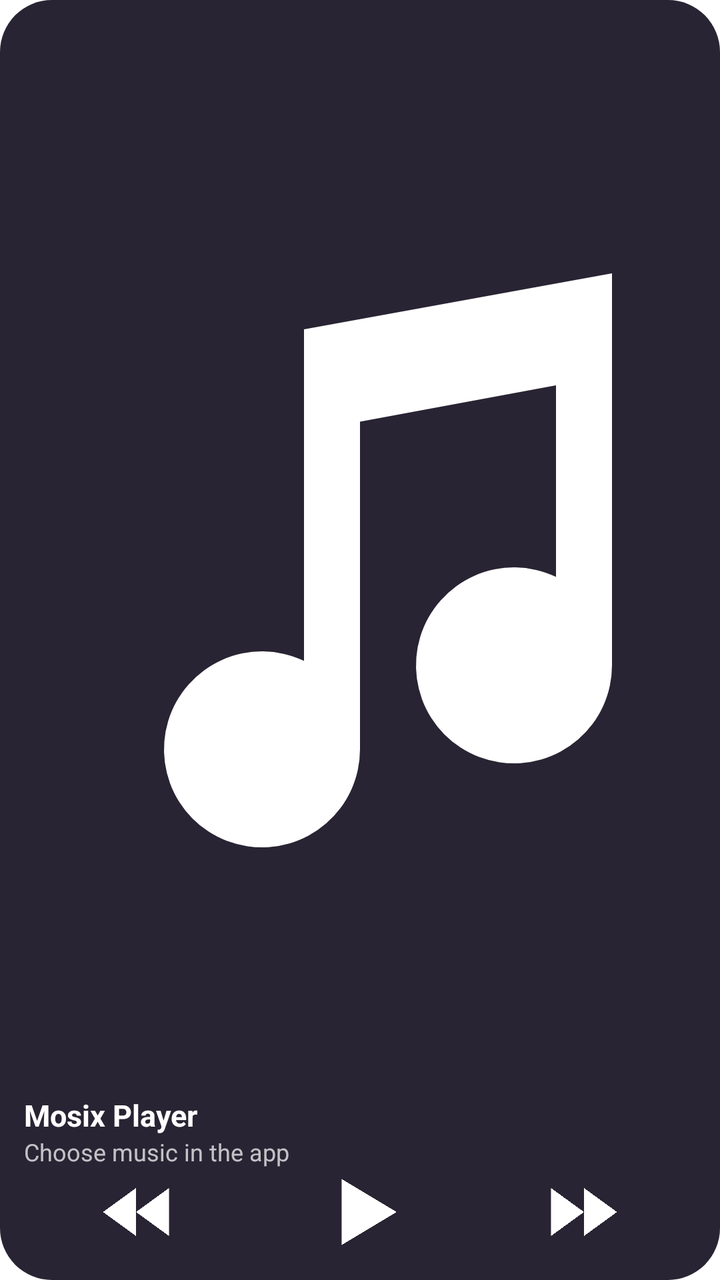
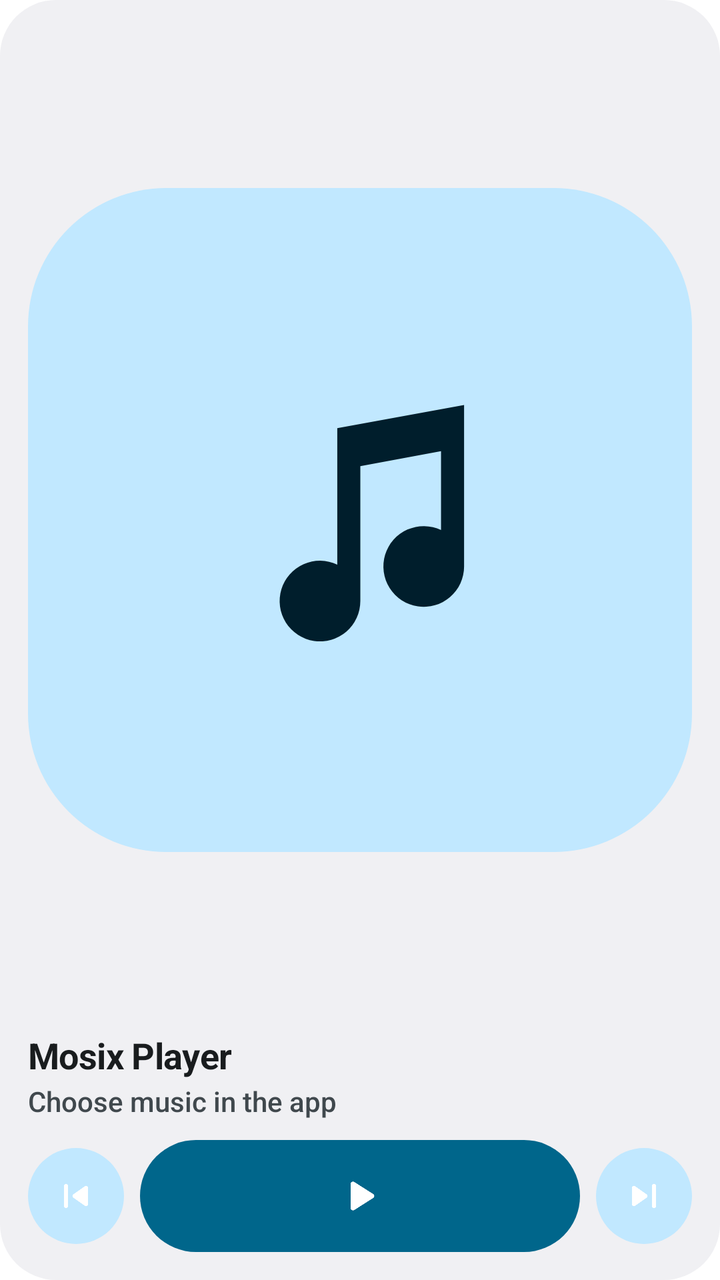

An Android layout rendered at two revisions. The XML below is the earlier revision; the diff shows what the commit changed to produce the second picture.
<!-- AndroidManifest.xml: fallback theme Theme.MaterialComponents.DayNight.NoActionBar -->
<!-- res/layout/widget_player.xml -->
<?xml version="1.0" encoding="utf-8"?>
<FrameLayout xmlns:android="http://schemas.android.com/apk/res/android"
    android:id="@+id/player_widget_root" android:layout_width="match_parent" android:layout_height="match_parent">
    <ImageView android:id="@+id/player_widget_background" android:layout_width="match_parent" android:layout_height="match_parent" android:scaleType="fitXY" android:src="@drawable/widget_player_background" android:importantForAccessibility="no" />
    <LinearLayout android:layout_width="match_parent" android:layout_height="match_parent" android:orientation="vertical" android:padding="12dp">
        <ImageView android:id="@+id/player_widget_art" android:layout_width="match_parent" android:layout_height="0dp" android:layout_weight="1" android:scaleType="fitCenter" android:src="@drawable/ic_widget_music" android:importantForAccessibility="no" />
        <TextView android:id="@+id/player_widget_title" android:layout_width="match_parent" android:layout_height="wrap_content" android:layout_marginTop="6dp" android:singleLine="true" android:ellipsize="end" android:text="@string/player_widget_name" android:textSize="15sp" android:textStyle="bold" android:textColor="#FFFFFF" />
        <TextView android:id="@+id/player_widget_artist" android:layout_width="match_parent" android:layout_height="wrap_content" android:singleLine="true" android:ellipsize="end" android:text="@string/player_widget_empty" android:textSize="12sp" android:textColor="#B8FFFFFF" />
        <LinearLayout android:layout_width="match_parent" android:layout_height="44dp" android:gravity="center" android:orientation="horizontal">
            <ImageButton android:id="@+id/player_widget_previous" android:layout_width="0dp" android:layout_weight="1" android:layout_height="match_parent" android:padding="4dp" android:background="@android:color/transparent" android:scaleType="fitCenter" android:src="@drawable/ic_widget_previous" android:contentDescription="@string/player_widget_previous" />
            <ImageButton android:id="@+id/player_widget_play" android:layout_width="0dp" android:layout_weight="1" android:layout_height="match_parent" android:padding="0dp" android:background="@android:color/transparent" android:scaleType="fitCenter" android:src="@drawable/ic_widget_play" android:contentDescription="@string/player_widget_play" />
            <ImageButton android:id="@+id/player_widget_next" android:layout_width="0dp" android:layout_weight="1" android:layout_height="match_parent" android:padding="4dp" android:background="@android:color/transparent" android:scaleType="fitCenter" android:src="@drawable/ic_widget_next" android:contentDescription="@string/player_widget_next" />
        </LinearLayout>
    </LinearLayout>
</FrameLayout>
<!-- resources referenced by this layout -->
<resources>
  <!-- drawable ic_widget_music (drawable) -->
  <vector xmlns:android="http://schemas.android.com/apk/res/android" android:width="24dp" android:height="24dp" android:viewportWidth="24" android:viewportHeight="24">
      <path android:fillColor="#FFFFFF" android:pathData="M10,4 L21,2 V16 A3.5,3.5 0,1 1,19 12.84 V6 L12,7.3 V19 A3.5,3.5 0,1 1,10 15.84 Z" />
  </vector>
  <!-- drawable ic_widget_next (drawable) -->
  <vector xmlns:android="http://schemas.android.com/apk/res/android" android:width="24dp" android:height="24dp" android:viewportWidth="24" android:viewportHeight="24">
      <path android:fillColor="#FFFFFF" android:pathData="M1,4 L12,12 L1,20 Z M12,4 L23,12 L12,20 Z" />
  </vector>
  <!-- drawable ic_widget_play (drawable) -->
  <vector xmlns:android="http://schemas.android.com/apk/res/android" android:width="24dp" android:height="24dp" android:viewportWidth="24" android:viewportHeight="24">
      <path android:fillColor="#FFFFFF" android:pathData="M7,3 L22,12 L7,21 Z" />
  </vector>
  <!-- drawable ic_widget_previous (drawable) -->
  <vector xmlns:android="http://schemas.android.com/apk/res/android" android:width="24dp" android:height="24dp" android:viewportWidth="24" android:viewportHeight="24">
      <path android:fillColor="#FFFFFF" android:pathData="M12,4 L1,12 L12,20 Z M23,4 L12,12 L23,20 Z" />
  </vector>
  <!-- drawable widget_player_background (drawable) -->
  <shape xmlns:android="http://schemas.android.com/apk/res/android" android:shape="rectangle">
      <solid android:color="#292433" />
      <corners android:radius="26dp" />
  </shape>
  <string name="player_widget_empty">Choose music in the app</string>
  <string name="player_widget_name">Mosix Player</string>
  <string name="player_widget_next">Next track</string>
  <string name="player_widget_play">Play</string>
  <string name="player_widget_previous">Previous track</string>
</resources>

<!-- the commit's change to res/layout/widget_player.xml (unified diff, before → after) -->
@@ -1,15 +1,47 @@
 <?xml version="1.0" encoding="utf-8"?>
 <FrameLayout xmlns:android="http://schemas.android.com/apk/res/android"
     android:id="@+id/player_widget_root" android:layout_width="match_parent" android:layout_height="match_parent">
-    <ImageView android:id="@+id/player_widget_background" android:layout_width="match_parent" android:layout_height="match_parent" android:scaleType="fitXY" android:src="@drawable/widget_player_background" android:importantForAccessibility="no" />
-    <LinearLayout android:layout_width="match_parent" android:layout_height="match_parent" android:orientation="vertical" android:padding="12dp">
-        <ImageView android:id="@+id/player_widget_art" android:layout_width="match_parent" android:layout_height="0dp" android:layout_weight="1" android:scaleType="fitCenter" android:src="@drawable/ic_widget_music" android:importantForAccessibility="no" />
-        <TextView android:id="@+id/player_widget_title" android:layout_width="match_parent" android:layout_height="wrap_content" android:layout_marginTop="6dp" android:singleLine="true" android:ellipsize="end" android:text="@string/player_widget_name" android:textSize="15sp" android:textStyle="bold" android:textColor="#FFFFFF" />
-        <TextView android:id="@+id/player_widget_artist" android:layout_width="match_parent" android:layout_height="wrap_content" android:singleLine="true" android:ellipsize="end" android:text="@string/player_widget_empty" android:textSize="12sp" android:textColor="#B8FFFFFF" />
-        <LinearLayout android:layout_width="match_parent" android:layout_height="44dp" android:gravity="center" android:orientation="horizontal">
-            <ImageButton android:id="@+id/player_widget_previous" android:layout_width="0dp" android:layout_weight="1" android:layout_height="match_parent" android:padding="4dp" android:background="@android:color/transparent" android:scaleType="fitCenter" android:src="@drawable/ic_widget_previous" android:contentDescription="@string/player_widget_previous" />
-            <ImageButton android:id="@+id/player_widget_play" android:layout_width="0dp" android:layout_weight="1" android:layout_height="match_parent" android:padding="0dp" android:background="@android:color/transparent" android:scaleType="fitCenter" android:src="@drawable/ic_widget_play" android:contentDescription="@string/player_widget_play" />
-            <ImageButton android:id="@+id/player_widget_next" android:layout_width="0dp" android:layout_weight="1" android:layout_height="match_parent" android:padding="4dp" android:background="@android:color/transparent" android:scaleType="fitCenter" android:src="@drawable/ic_widget_next" android:contentDescription="@string/player_widget_next" />
-        </LinearLayout>
+    <ImageView android:id="@+id/player_widget_background" android:layout_width="match_parent" android:layout_height="match_parent"
+        android:scaleType="fitXY" android:src="@drawable/widget_shape_container" android:tint="@color/widgetBackground" android:importantForAccessibility="no" />
+    <LinearLayout android:layout_width="match_parent" android:layout_height="match_parent"
+        android:orientation="vertical" android:padding="14dp">
+        <ImageView android:id="@+id/player_widget_art" android:layout_width="match_parent" android:layout_height="0dp" android:layout_weight="1"
+            android:scaleType="fitCenter" android:src="@drawable/widget_art_placeholder" android:importantForAccessibility="no" />
+        <TextView android:id="@+id/player_widget_title" android:layout_width="match_parent" android:layout_height="wrap_content"
+            android:layout_marginTop="12dp" android:ellipsize="end" android:fontFamily="sans-serif" android:includeFontPadding="false"
+            android:letterSpacing="-0.01" android:singleLine="true" android:text="@string/player_widget_name"
+            android:textColor="@color/widgetTextPrimary" android:textSize="18sp" android:textStyle="bold" />
+        <TextView android:id="@+id/player_widget_artist" android:layout_width="match_parent" android:layout_height="wrap_content"
+            android:layout_marginTop="2dp" android:ellipsize="end" android:fontFamily="sans-serif-medium" android:singleLine="true"
+            android:text="@string/player_widget_empty" android:textColor="@color/widgetTextSecondary" android:textSize="14sp" />
+        <include layout="@layout/widget_player_controls" android:layout_width="match_parent" android:layout_height="56dp"
+            android:layout_marginTop="10dp" />
     </LinearLayout>
 </FrameLayout>
+<!-- res/layout/widget_player_controls.xml (included above) -->
+<?xml version="1.0" encoding="utf-8"?>
+<LinearLayout xmlns:android="http://schemas.android.com/apk/res/android"
+    android:layout_width="match_parent" android:layout_height="match_parent"
+    android:gravity="center_vertical" android:orientation="horizontal">
+    <FrameLayout android:id="@+id/player_widget_previous" android:layout_width="48dp" android:layout_height="48dp"
+        android:contentDescription="@string/player_widget_previous">
+        <ImageView android:id="@+id/player_widget_previous_shape" android:layout_width="match_parent" android:layout_height="match_parent"
+            android:scaleType="fitXY" android:src="@drawable/widget_shape_circle" android:tint="@color/widgetAccentContainer" android:importantForAccessibility="no" />
+        <ImageView android:id="@+id/player_widget_previous_icon" android:layout_width="24dp" android:layout_height="24dp" android:layout_gravity="center"
+            android:src="@drawable/ic_widget_previous" android:importantForAccessibility="no" />
+    </FrameLayout>
+    <FrameLayout android:id="@+id/player_widget_play" android:layout_width="0dp" android:layout_height="match_parent" android:layout_weight="1"
+        android:layout_marginStart="8dp" android:layout_marginEnd="8dp" android:contentDescription="@string/player_widget_play">
+        <ImageView android:id="@+id/player_widget_play_shape" android:layout_width="match_parent" android:layout_height="match_parent"
+            android:scaleType="fitXY" android:src="@drawable/widget_shape_pill" android:tint="@color/widgetAccent" android:importantForAccessibility="no" />
+        <ImageView android:id="@+id/player_widget_play_icon" android:layout_width="28dp" android:layout_height="28dp" android:layout_gravity="center"
+            android:src="@drawable/ic_widget_play" android:tint="@color/widgetOnAccent" android:importantForAccessibility="no" />
+    </FrameLayout>
+    <FrameLayout android:id="@+id/player_widget_next" android:layout_width="48dp" android:layout_height="48dp"
+        android:contentDescription="@string/player_widget_next">
+        <ImageView android:id="@+id/player_widget_next_shape" android:layout_width="match_parent" android:layout_height="match_parent"
+            android:scaleType="fitXY" android:src="@drawable/widget_shape_circle" android:tint="@color/widgetAccentContainer" android:importantForAccessibility="no" />
+        <ImageView android:id="@+id/player_widget_next_icon" android:layout_width="24dp" android:layout_height="24dp" android:layout_gravity="center"
+            android:src="@drawable/ic_widget_next" android:importantForAccessibility="no" />
+    </FrameLayout>
+</LinearLayout>
<!-- resource entries referenced after the edit -->
@@ -1,30 +1,61 @@
 <!-- resources referenced by this layout -->
 <resources>
-  <!-- drawable ic_widget_music (drawable) -->
-  <vector xmlns:android="http://schemas.android.com/apk/res/android" android:width="24dp" android:height="24dp" android:viewportWidth="24" android:viewportHeight="24">
-      <path android:fillColor="#FFFFFF" android:pathData="M10,4 L21,2 V16 A3.5,3.5 0,1 1,19 12.84 V6 L12,7.3 V19 A3.5,3.5 0,1 1,10 15.84 Z" />
-  </vector>
+  <color name="widgetAccent">#6750A4</color>
+  <color name="widgetAccentContainer">#EADDFF</color>
+  <color name="widgetBackground">#F7F2FA</color>
+  <color name="widgetOnAccent">#FFFFFF</color>
+  <color name="widgetTextPrimary">#1D1B20</color>
+  <color name="widgetTextSecondary">#49454F</color>
   <!-- drawable ic_widget_next (drawable) -->
   <vector xmlns:android="http://schemas.android.com/apk/res/android" android:width="24dp" android:height="24dp" android:viewportWidth="24" android:viewportHeight="24">
-      <path android:fillColor="#FFFFFF" android:pathData="M1,4 L12,12 L1,20 Z M12,4 L23,12 L12,20 Z" />
+      <path android:fillColor="#FFFFFF" android:pathData="M7.58,16.89l5.77,-4.07c0.56,-0.4 0.56,-1.24 0,-1.63L7.58,7.11C6.91,6.65 6,7.12 6,7.93v8.14c0,0.81 0.91,1.28 1.58,0.82zM16,7v10c0,0.55 0.45,1 1,1s1,-0.45 1,-1V7c0,-0.55 -0.45,-1 -1,-1s-1,0.45 -1,1z" />
   </vector>
   <!-- drawable ic_widget_play (drawable) -->
   <vector xmlns:android="http://schemas.android.com/apk/res/android" android:width="24dp" android:height="24dp" android:viewportWidth="24" android:viewportHeight="24">
-      <path android:fillColor="#FFFFFF" android:pathData="M7,3 L22,12 L7,21 Z" />
+      <path android:fillColor="#FFFFFF" android:pathData="M8,6.82v10.36c0,0.79 0.87,1.27 1.54,0.84l8.14,-5.18c0.62,-0.39 0.62,-1.29 0,-1.69L9.54,5.98C8.87,5.55 8,6.03 8,6.82z" />
   </vector>
   <!-- drawable ic_widget_previous (drawable) -->
   <vector xmlns:android="http://schemas.android.com/apk/res/android" android:width="24dp" android:height="24dp" android:viewportWidth="24" android:viewportHeight="24">
-      <path android:fillColor="#FFFFFF" android:pathData="M12,4 L1,12 L12,20 Z M23,4 L12,12 L23,20 Z" />
+      <path android:fillColor="#FFFFFF" android:pathData="M7,6c0.55,0 1,0.45 1,1v10c0,0.55 -0.45,1 -1,1s-1,-0.45 -1,-1V7c0,-0.55 0.45,-1 1,-1zM10.66,12.82l5.77,4.07c0.66,0.47 1.58,-0.01 1.58,-0.82V7.93c0,-0.81 -0.91,-1.28 -1.58,-0.82l-5.77,4.07c-0.57,0.4 -0.57,1.24 0,1.64z" />
   </vector>
-  <!-- drawable widget_player_background (drawable) -->
+  <!-- drawable widget_art_placeholder (drawable) -->
+  <?xml version="1.0" encoding="utf-8"?>
+  <layer-list xmlns:android="http://schemas.android.com/apk/res/android">
+      <item android:width="96dp" android:height="96dp">
+          <shape android:shape="rectangle">
+              <solid android:color="@color/widgetAccentContainer" />
+              <corners android:radius="20dp" />
+          </shape>
+      </item>
+      <item android:width="40dp" android:height="40dp" android:gravity="center">
+          <vector android:width="24dp" android:height="24dp" android:tint="@color/widgetOnAccentContainer"
+              android:viewportWidth="24" android:viewportHeight="24">
+              <path android:fillColor="#FFFFFF" android:pathData="M10,4 L21,2 V16 A3.5,3.5 0,1 1,19 12.84 V6 L12,7.3 V19 A3.5,3.5 0,1 1,10 15.84 Z" />
+          </vector>
+      </item>
+  </layer-list>
+  <!-- drawable widget_shape_circle (drawable) -->
+  <?xml version="1.0" encoding="utf-8"?>
+  <shape xmlns:android="http://schemas.android.com/apk/res/android" android:shape="oval">
+      <solid android:color="#FFFFFF" />
+  </shape>
+  <!-- drawable widget_shape_container (drawable) -->
+  <?xml version="1.0" encoding="utf-8"?>
   <shape xmlns:android="http://schemas.android.com/apk/res/android" android:shape="rectangle">
-      <solid android:color="#292433" />
-      <corners android:radius="26dp" />
+      <solid android:color="#FFFFFF" />
+      <corners android:radius="28dp" />
+  </shape>
+  <!-- drawable widget_shape_pill (drawable) -->
+  <?xml version="1.0" encoding="utf-8"?>
+  <shape xmlns:android="http://schemas.android.com/apk/res/android" android:shape="rectangle">
+      <solid android:color="#FFFFFF" />
+      <corners android:radius="999dp" />
   </shape>
   <string name="player_widget_empty">Choose music in the app</string>
   <string name="player_widget_name">Mosix Player</string>
   <string name="player_widget_next">Next track</string>
   <string name="player_widget_play">Play</string>
   <string name="player_widget_previous">Previous track</string>
+  <color name="widgetOnAccentContainer">#21005D</color>
 </resources>
 
